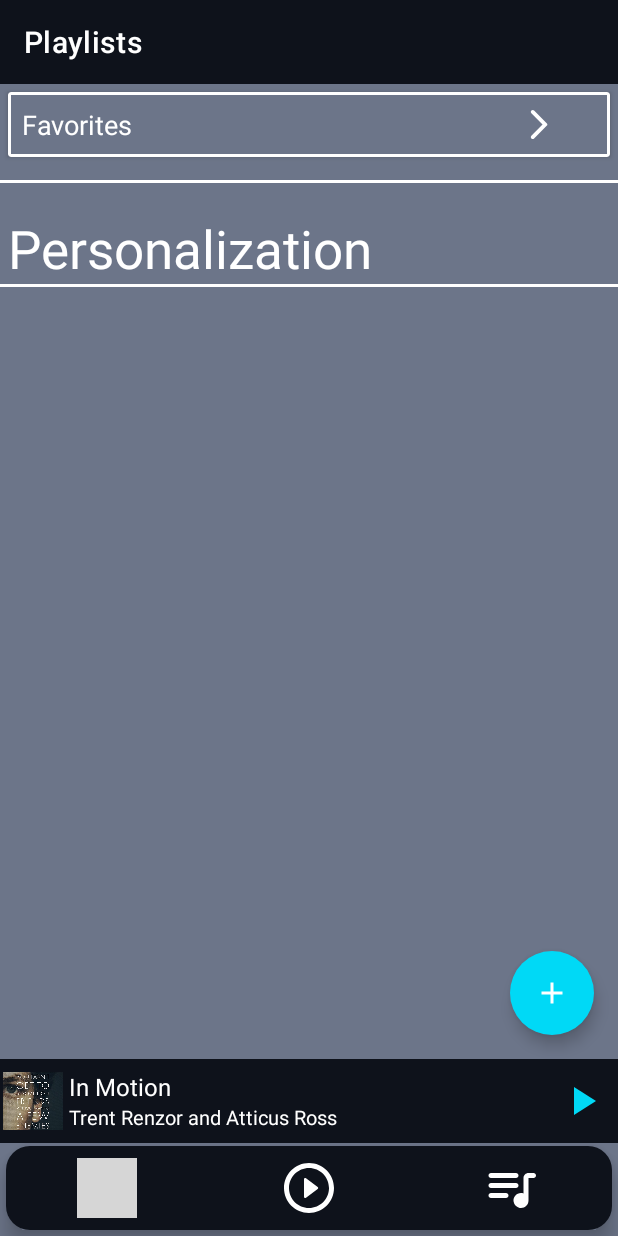
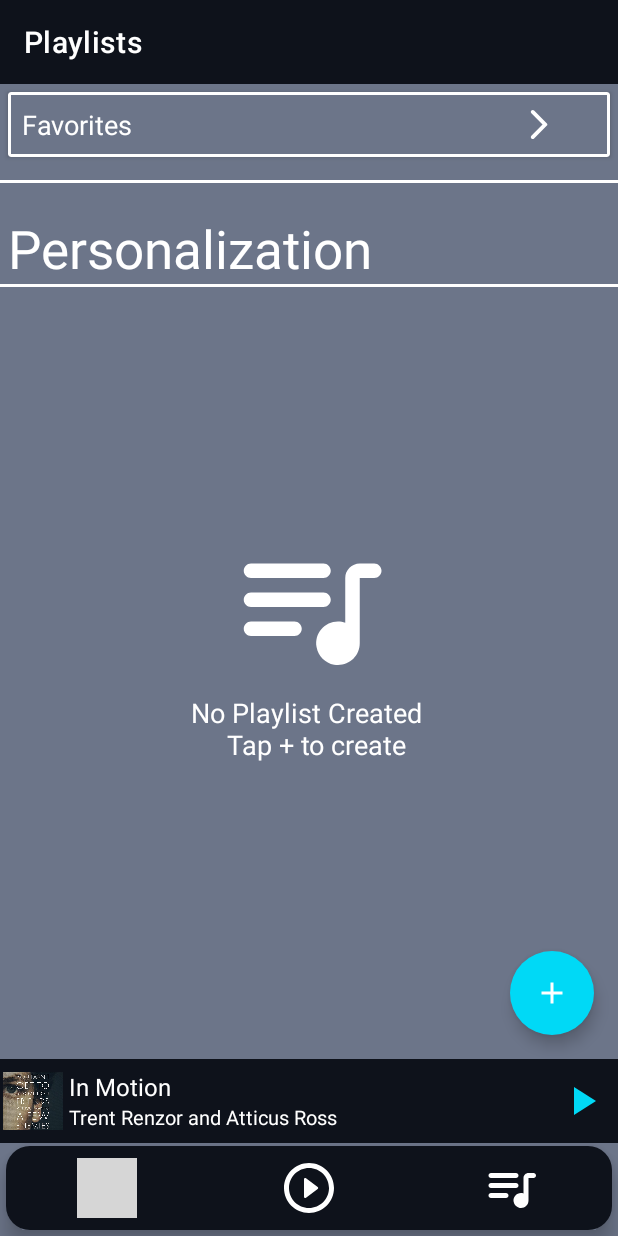
Before and after one commit to Chandigarh-University-students/Music-Player, an Android app: the fragment PlaylistsFragment placed in its activity, on a phone screen of 412 x 824 dp. Run offline under Robolectric (Android 15) with nearby library versions, the phone set to English and light mode, and no system bars; our stand-ins replace Picasso, Room's generated code; 2 statements that could not run were skipped; grey boxes are pictures that could not be loaded.

Commit message:
:heavy_plus_sign: empty playlist layout updated

```diff
--- a/app/src/main/java/com/projects/musicplayer/fragments/PlaylistsFragment.kt
+++ b/app/src/main/java/com/projects/musicplayer/fragments/PlaylistsFragment.kt
@@ -10,10 +10,7 @@ import android.view.LayoutInflater
 import android.view.MenuItem
 import android.view.View
 import android.view.ViewGroup
-import android.widget.Button
-import android.widget.EditText
-import android.widget.TextView
-import android.widget.Toast
+import android.widget.*
 import androidx.appcompat.widget.Toolbar
 import androidx.cardview.widget.CardView
 import androidx.core.widget.doOnTextChanged
@@ -43,12 +40,13 @@ class PlaylistsFragment : Fragment() {
     lateinit var toolbar: Toolbar
     lateinit var fabCreatePlaylist: FloatingActionButton
     lateinit var playlistInputDialog: CustomDialog
-    lateinit var favCardView:CardView
+    lateinit var favCardView: CardView
+    lateinit var emptyPlaylistLayout: RelativeLayout
 
     //view model related
     private lateinit var mPlaylistViewModel: PlaylistViewModel
     private lateinit var mPlaylistViewModelFactory: PlaylistViewModelFactory
-    var selectedPlaylist : PlaylistEntity? = null
+    var selectedPlaylist: PlaylistEntity? = null
 
     private val uiscope = CoroutineScope(Dispatchers.Main)
 
@@ -59,19 +57,26 @@ class PlaylistsFragment : Fragment() {
             ViewModelProvider(this, mPlaylistViewModelFactory).get(PlaylistViewModel::class.java)
 
         mPlaylistViewModel.allPlaylists.observe(viewLifecycleOwner, Observer {
-            uiscope.launch{
-                recylcerViewPlaylistadapter.setPlayLists(it!!) }
+            if (it.isNullOrEmpty())
+                emptyPlaylistLayout.visibility = View.VISIBLE
+            else
+                emptyPlaylistLayout.visibility = View.GONE
+
+            uiscope.launch {
+                recylcerViewPlaylistadapter.setPlayLists(it!!)
+            }
+
         })
 
-        recylcerViewPlaylistadapter.onPlaylistClickCallback = fun (playlist:PlaylistEntity) {
+        recylcerViewPlaylistadapter.onPlaylistClickCallback = fun(playlist: PlaylistEntity) {
             //load singlePlaylist fragment into frame layout...
             // always open SInglePlaylist with a Bundle except when adding a song to playlist
-            val bundle=Bundle()
-            bundle.putInt("ID",playlist.id)
-            bundle.putString("NAME",playlist.name)
-            bundle.putString("SONGS",playlist.songs)
+            val bundle = Bundle()
+            bundle.putInt("ID", playlist.id)
+            bundle.putString("NAME", playlist.name)
+            bundle.putString("SONGS", playlist.songs)
             activity!!.supportFragmentManager.beginTransaction()
-                .add(R.id.frame,SinglePlaylistFragment::class.java,bundle)
+                .add(R.id.frame, SinglePlaylistFragment::class.java, bundle)
                 .commit()
         }
     }
@@ -87,11 +92,12 @@ class PlaylistsFragment : Fragment() {
         fabCreatePlaylist = view.findViewById(R.id.fabCreatePlaylist)
         playlistInputDialog = CustomDialog(activity as Context)
         favCardView = view.findViewById(R.id.favCardView)
+        emptyPlaylistLayout = view.findViewById(R.id.emptyPlaylistLayout)
         toolbar.title = "Playlists"
 
         favCardView.setOnClickListener {
             activity!!.supportFragmentManager.beginTransaction()
-                .replace(R.id.frame,FavFragment())
+                .replace(R.id.frame, FavFragment())
                 .commit()
         }
 
@@ -123,7 +129,7 @@ class PlaylistsFragment : Fragment() {
         }
 
         if (activity != null) {
-
+            emptyPlaylistLayout.visibility = View.GONE
             recylcerViewPlaylistadapter =
                 PlaylistAdapter(
                     activity as Context
@@ -146,22 +152,27 @@ class PlaylistsFragment : Fragment() {
 
         try {
             selectedPlaylist = recylcerViewPlaylistadapter.getSelectedPlaylist()
-            Log.e("REMOVEPLAYLIST",selectedPlaylist!!.toString())
+            Log.e("REMOVEPLAYLIST", selectedPlaylist!!.toString())
         } catch (e: Exception) {
-            Log.e("REMOVEPLAYLIST",e.message.toString())
+            Log.e("REMOVEPLAYLIST", e.message.toString())
             return super.onContextItemSelected(item)
         }
         when (item.itemId) {
             R.id.ctx_remove_playlist -> {
                 uiscope.launch {
-                    if(selectedPlaylist!=null)
+                    if (selectedPlaylist != null)
                         mPlaylistViewModel.deletePlaylist(selectedPlaylist!!)
                     else
-                        Toast.makeText(activity as Context,"Failed to delete Playlist ",Toast.LENGTH_SHORT).show()
+                        Toast.makeText(
+                            activity as Context,
+                            "Failed to delete Playlist ",
+                            Toast.LENGTH_SHORT
+                        ).show()
                 }
             }
             else -> {
-                Toast.makeText(activity as Context,"No Playlist Selected",Toast.LENGTH_SHORT).show()
+                Toast.makeText(activity as Context, "No Playlist Selected", Toast.LENGTH_SHORT)
+                    .show()
             }
         }
 
--- a/app/src/main/res/layout/fragment_playlists.xml
+++ b/app/src/main/res/layout/fragment_playlists.xml
@@ -101,4 +101,32 @@
         tools:listitem="@layout/single_playlist_item" />
 
 
+    <RelativeLayout
+        android:id="@+id/emptyPlaylistLayout"
+        android:layout_width="match_parent"
+        android:layout_height="match_parent"
+        android:layout_below="@id/horizontalLine"
+        android:layout_above="@id/fabCreatePlaylist"
+        android:background="@color/backgroundColor">
+
+        <ImageView
+            android:id="@+id/icNoPlaylist"
+            android:layout_width="116dp"
+            android:layout_height="116dp"
+            android:layout_centerInParent="true"
+            android:src="@drawable/ic_playlist_empty" />
+
+        <TextView
+            android:id="@+id/txtEmptyPlaylist"
+            android:layout_width="match_parent"
+            android:layout_height="wrap_content"
+            android:layout_below="@id/icNoPlaylist"
+            android:gravity="center_horizontal"
+            android:maxLines="3"
+            android:text="No Playlist Created \n  Tap + to create"
+            android:textColor="@color/textPrimary"
+            android:textSize="@dimen/text_thin"
+            android:textStyle="normal" />
+    </RelativeLayout>
+
 </RelativeLayout>
```
